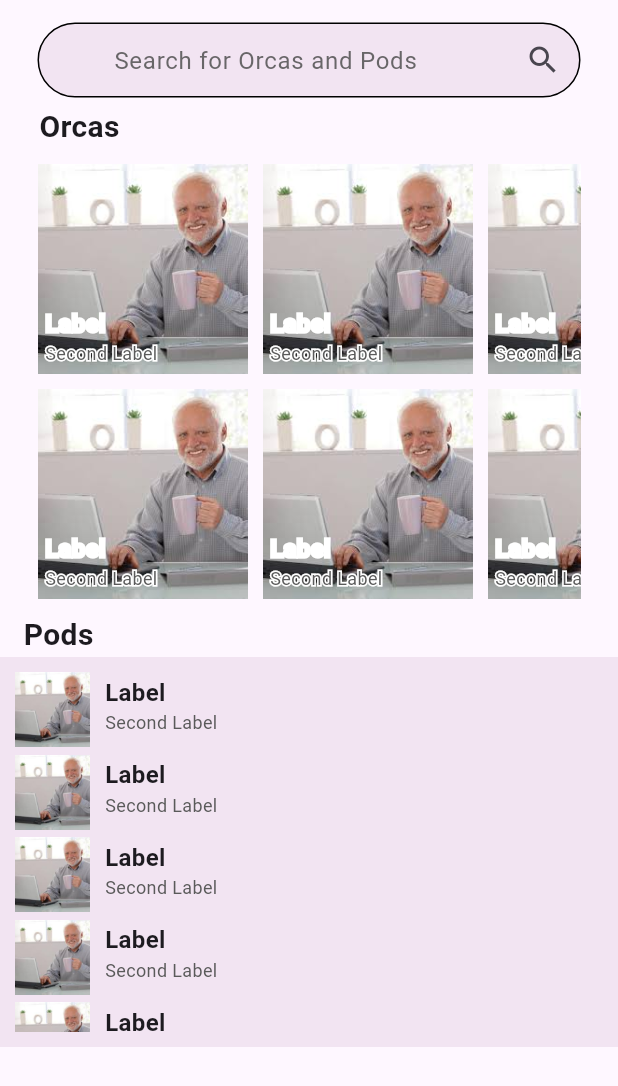
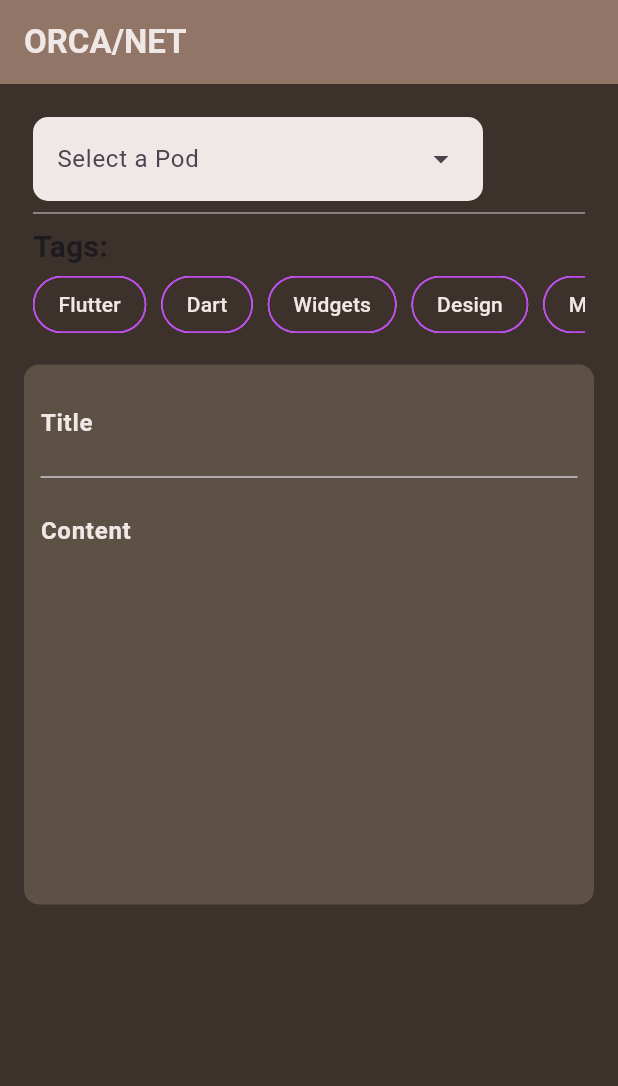
Before and after one commit to M-ismail83/Orcanet, a Flutter app: the screen it shows after launch, on a phone screen of 412 x 824 dp. Shown: the top 1086 px of the screen. Run offline on Flutter 3.47's test engine with Material 3 defaults, Android fonts, the phone set to English and light mode, and no system bars; drawn by our look-alikes of stroke_text; our stand-ins replace firebase_core; accounts and stored records are empty.

Commit message:
Added Post Sharing Page

```diff
--- a/lib/main.dart
+++ b/lib/main.dart
@@ -3,6 +3,7 @@ import 'package:flutter/material.dart';
 import 'package:orcanet/firebase_options.dart';
 import 'package:orcanet/feedAndPodsPage.dart';
 import 'package:orcanet/feedPage.dart';
+import 'package:orcanet/makePostPage.dart';
 
 void main() async {
   WidgetsFlutterBinding.ensureInitialized();
@@ -11,7 +12,7 @@ void main() async {
   );
   runApp(
     MaterialApp(
-      home: Feedandpodspage()
+      home: makePostPage()
     )
   );
 }
--- /dev/null
+++ b/lib/makePostPage.dart
@@ -0,0 +1,193 @@
+import 'package:flutter/material.dart';
+
+class makePostPage extends StatefulWidget {
+  const makePostPage({super.key});
+
+  @override State<StatefulWidget> createState() => _makePostPageState(); //what is this ughhhhhhhhhhh im so tireddd
+}
+
+class _makePostPageState extends State<makePostPage> {
+  //Widget
+  final List<String> _allTags = [
+    'Flutter',
+    'Dart',
+    'Widgets',
+    'Design',
+    'Mobile',
+    'Backend',
+  ];
+
+  Set<String> _selectedTags = {};
+
+  bool _isSelected(String tag) {
+    return _selectedTags.contains(tag);
+  }
+
+  @override
+  Widget build(BuildContext context) {
+
+
+    return Scaffold(
+      appBar: AppBar(
+        backgroundColor: Color.fromRGBO(145, 118, 104, 1),
+        title: Text("ORCA/NET", style: TextStyle(
+          color: Color.fromRGBO(240, 232, 230, 1), fontWeight: FontWeight.bold
+        ),),
+      ),
+      backgroundColor: Color.fromRGBO(60, 49, 43, 1),
+      body: Column(
+        crossAxisAlignment: CrossAxisAlignment.start,
+        mainAxisAlignment: MainAxisAlignment.start,
+        children: [
+          Padding(
+              padding: const EdgeInsets.all(16.0), // This is the "padding on the outside"
+              child: Column(
+                children: [
+                  Container(
+                      decoration: BoxDecoration(
+                        border: Border.all(color: Colors.transparent)
+                      ),
+                      padding: const EdgeInsets.all(5.0),
+                      width: double.infinity,
+                      child: Column(
+                        crossAxisAlignment: CrossAxisAlignment.start,
+                          children: [
+                            DropdownMenu(
+                            width: 300,
+                            // 2. To style the text field (the "box")
+                            inputDecorationTheme: InputDecorationTheme(
+                              // Set the background color of the text field
+                              fillColor: Color.fromRGBO(240, 232, 230, 1),
+                              filled: true,
+                              // Apply a border radius
+                              border: OutlineInputBorder(
+                                borderRadius: BorderRadius.circular(10.0),
+                                borderSide: BorderSide.none, // No outline border
+                              ),
+                            ),
+                            hintText: "Select a Pod",
+
+                            // 3. To style the dropdown list that appears
+                            menuStyle: MenuStyle(
+                              // Set the background color of the menu list
+                              backgroundColor: WidgetStateProperty.all(Color.fromRGBO(240, 232, 230, 1)),
+                              // Apply a border radius to the menu list
+                              shape: WidgetStateProperty.all(RoundedRectangleBorder(
+                                borderRadius: BorderRadius.circular(10.0),
+                              )),
+                            ),
+
+                            dropdownMenuEntries: <DropdownMenuEntry<Color>>[
+                              DropdownMenuEntry(value: Colors.red, label: 'Orcas'),
+                              DropdownMenuEntry(value: Colors.blue, label: 'Dolphins'),
+                              DropdownMenuEntry(value: Colors.green, label: 'Whales'),
+                              DropdownMenuEntry(value: Colors.amber, label: 'Students')
+                            ],
+
+                            onSelected: (Color? selectedColor) {
+                              // Your logic here
+                            },
+
+                          ),
+                            Divider(
+                              thickness: 1.0,
+                              color: Colors.grey,
+                            ),
+                            Text(
+                              'Tags:',
+                              style: TextStyle(fontSize: 20, fontWeight: FontWeight.bold),
+                            ),
+                            SingleChildScrollView(
+                              scrollDirection: Axis.horizontal,
+                              child: Row(
+                                spacing: 10,
+                                children: _allTags.map((tag){
+                                  final isSelected = _isSelected(tag);
+
+                                  return FilterChip(
+                                      showCheckmark: false,
+                                      label: Text(tag),
+                                      selected: isSelected,
+                                      selectedColor: Color.fromRGBO(189, 76, 237, 1),
+                                      backgroundColor: Color.fromRGBO(60, 49, 43, 1),
+                                      shape: StadiumBorder(
+                                        side: BorderSide(
+                                          color: Color.fromRGBO(189, 76, 237, 1),
+                                          width: 1.0,
+                                        ),
+                                      ),
+                                      labelStyle: TextStyle(
+                                        color: Color.fromRGBO(240, 232, 230, 1),
+                                        fontWeight: FontWeight.w500,
+                                      ),
+                                      onSelected: (bool selected) {
+                                        setState(() {
+                                          if (selected) {
+                                            _selectedTags.add(tag);
+                                          }
+                                          else {
+                                            _selectedTags.remove(tag);
+                                          }
+                                        });
+                                      },
+                                      );
+                                }).toList()
+                              ),
+                            ),
+                          ]
+                      )
+                  ),
+                  SizedBox(height: 10),
+                  Container(
+                      padding: const EdgeInsets.all(10.0),
+                      width: double.infinity,
+                      height: 360,
+                      decoration: BoxDecoration(
+                        color: Color.fromRGBO(92, 81, 68, 1),
+                        borderRadius: BorderRadius.circular(10),
+                        border: Border.all(color: Color.fromRGBO(92, 81, 68, 1), width: 1.0),),
+                    child: Column(
+                      children: [
+                        TextField(
+                          decoration: InputDecoration(
+                            border: InputBorder.none,
+                            labelText: 'Title',
+                            labelStyle: TextStyle(color: Color.fromRGBO(240, 232, 230, 1), fontWeight: FontWeight.bold),
+                            hintText: 'What is your post about?',
+                            hintStyle: TextStyle(color: Color.fromRGBO(240, 232, 230, 0.5))
+                          ),
+                        ),
+                        Divider(),
+                        TextField(
+                          minLines: 1,
+                          maxLines: 10,
+                          textAlignVertical: TextAlignVertical.top,
+                          decoration: InputDecoration(
+                              border: InputBorder.none,
+                              labelText: 'Content',
+                              labelStyle: TextStyle(color: Color.fromRGBO(240, 232, 230, 1), fontWeight: FontWeight.bold),
+                              hintText: 'What is your post about?',
+                              hintStyle: TextStyle(color: Color.fromRGBO(240, 232, 230, 0.5))
+                          ),
+                        )
+                      ],
+                    )
+                  )
+                ]
+              )
+          )
+
+
+          //container (column)
+          //  text field for title (col)
+          //  divider (col)
+          //  text field for post (col)
+          //  divider (col)
+          //  (row as a child) SAVE and CANCEL
+
+          // en altta da navigation bar dı sanırsam adı ondan
+          //şimdi çok uykum geldi yatcam
+        ],
+      )
+    );
+  }}
```
Also changed, not shown: pubspec.lock, 1 other file.
